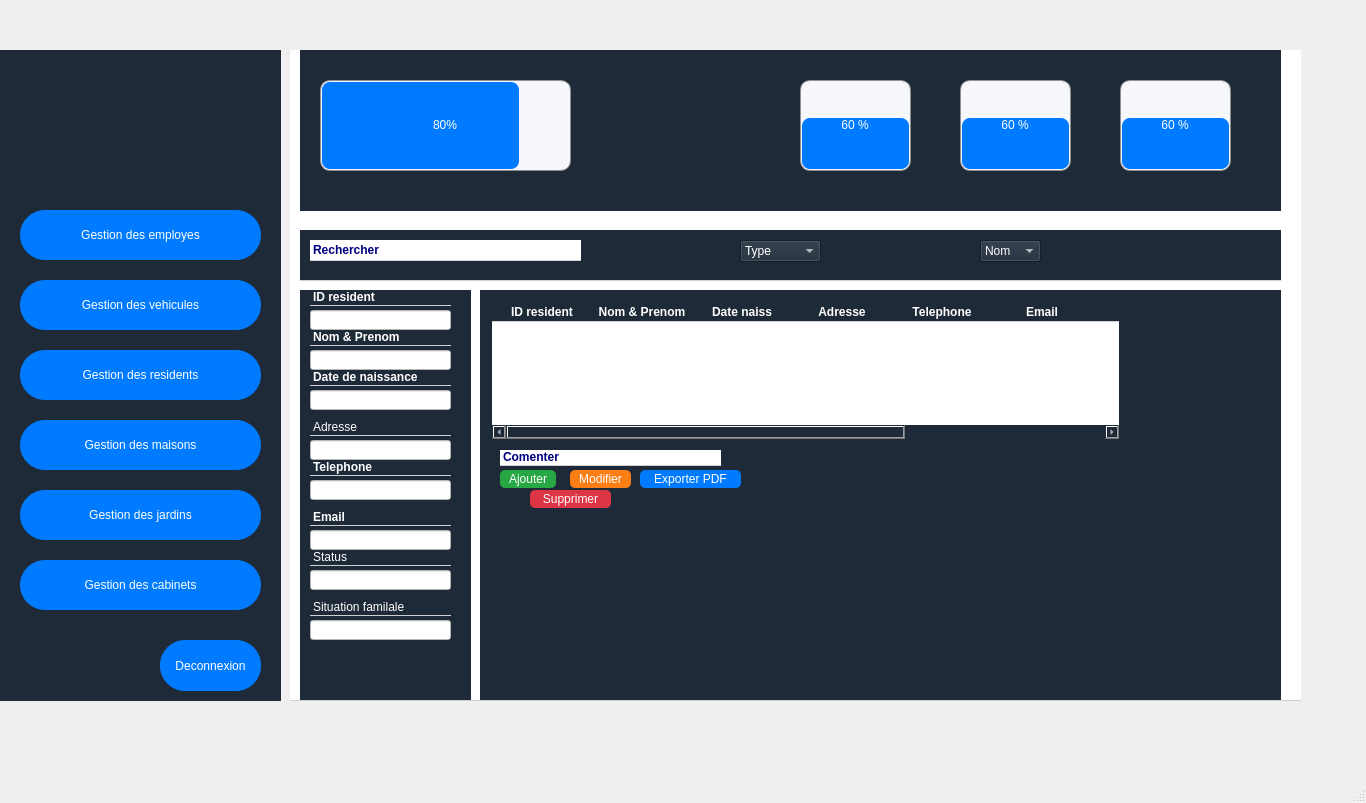
First picture: the form in mainwindow.ui, repository hamdidhiaeddine/SmartCity-, before the edit.
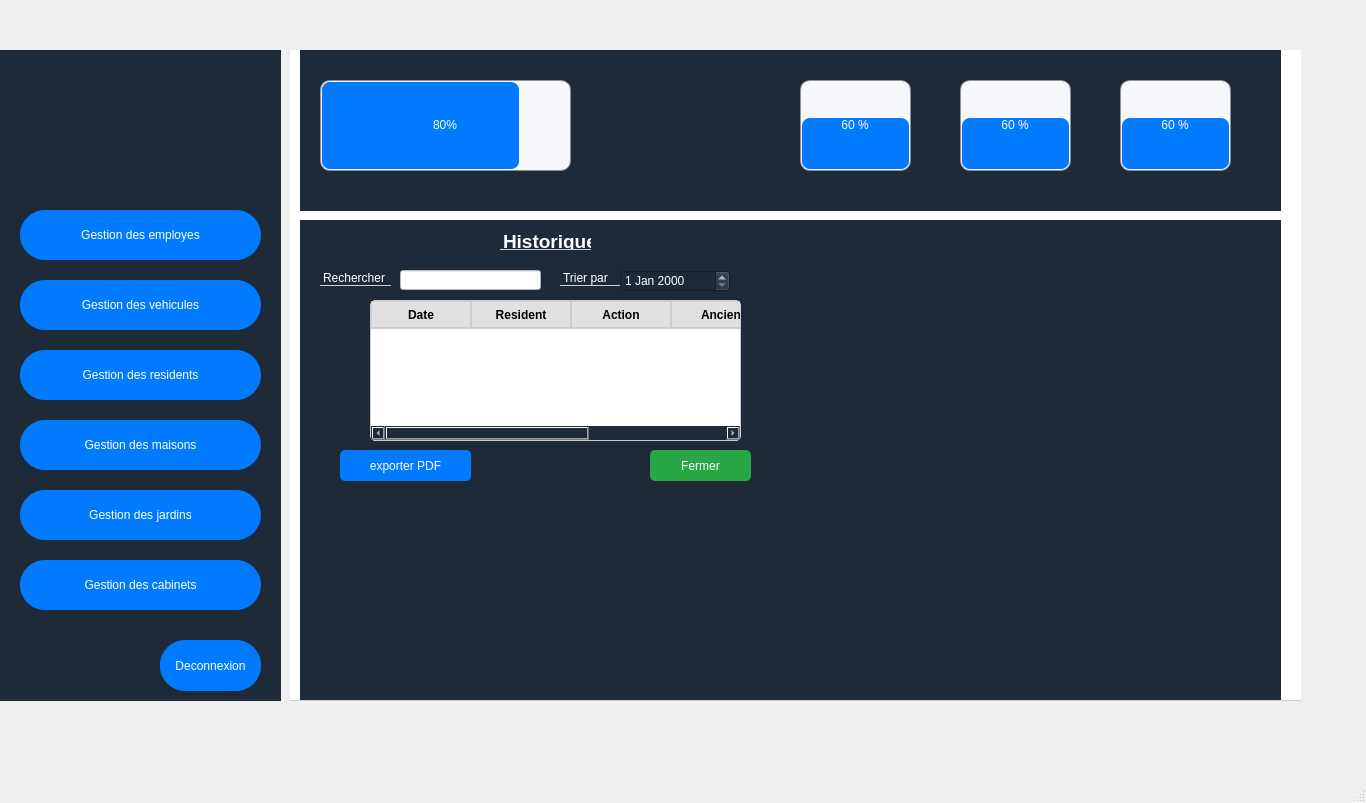
Second picture: the form after the edit. The open tabs and pages were chosen to show the change. Icons and pictures are not drawn.

What changed in the file:
```diff
--- a/mainwindow.ui
+++ b/mainwindow.ui
@@ -2607,7 +2607,7 @@
           <rect>
            <x>10</x>
            <y>10</y>
-           <width>631</width>
+           <width>601</width>
            <height>141</height>
           </rect>
          </property>
@@ -2757,7 +2757,7 @@
          </property>
          <item>
           <property name="text">
-           <string>Type</string>
+           <string>Status</string>
           </property>
          </item>
          <item>
@@ -2782,7 +2782,7 @@
          </property>
          <item>
           <property name="text">
-           <string>Nom</string>
+           <string>Age</string>
           </property>
          </item>
         </widget>
@@ -3060,6 +3060,211 @@
        <zorder>trirecherche_4</zorder>
        <zorder>liste_5</zorder>
       </widget>
+      <widget class="QWidget" name="page_4">
+       <widget class="QFrame" name="frame">
+        <property name="geometry">
+         <rect>
+          <x>10</x>
+          <y>10</y>
+          <width>981</width>
+          <height>481</height>
+         </rect>
+        </property>
+        <property name="styleSheet">
+         <string notr="true">background-color: #1e2a38;
+color: white;
+font: bold 11pt &quot;Arial&quot;;</string>
+        </property>
+        <property name="frameShape">
+         <enum>QFrame::Shape::StyledPanel</enum>
+        </property>
+        <property name="frameShadow">
+         <enum>QFrame::Shadow::Raised</enum>
+        </property>
+        <widget class="QLabel" name="label_21">
+         <property name="geometry">
+          <rect>
+           <x>200</x>
+           <y>10</y>
+           <width>91</width>
+           <height>20</height>
+          </rect>
+         </property>
+         <property name="text">
+          <string>&lt;html&gt;&lt;head/&gt;&lt;body&gt;&lt;p&gt;&lt;span style=&quot; font-size:14pt; font-weight:700; color:#ffffff;&quot;&gt;Historique&lt;/span&gt;&lt;/p&gt;&lt;/body&gt;&lt;/html&gt;</string>
+         </property>
+        </widget>
+        <widget class="QLabel" name="label_22">
+         <property name="geometry">
+          <rect>
+           <x>20</x>
+           <y>50</y>
+           <width>71</width>
+           <height>16</height>
+          </rect>
+         </property>
+         <property name="text">
+          <string>Rechercher</string>
+         </property>
+        </widget>
+        <widget class="QLineEdit" name="lineEdit">
+         <property name="geometry">
+          <rect>
+           <x>100</x>
+           <y>50</y>
+           <width>141</width>
+           <height>20</height>
+          </rect>
+         </property>
+         <property name="styleSheet">
+          <string notr="true">background-color: white;
+    gridline-color: #ccc;
+    font: 10pt &quot;Arial&quot;;
+</string>
+         </property>
+        </widget>
+        <widget class="QLabel" name="label_23">
+         <property name="geometry">
+          <rect>
+           <x>260</x>
+           <y>50</y>
+           <width>61</width>
+           <height>16</height>
+          </rect>
+         </property>
+         <property name="text">
+          <string>Trier par</string>
+         </property>
+        </widget>
+        <widget class="QDateEdit" name="dateEdit">
+         <property name="geometry">
+          <rect>
+           <x>320</x>
+           <y>50</y>
+           <width>110</width>
+           <height>22</height>
+          </rect>
+         </property>
+        </widget>
+        <widget class="QTableWidget" name="tableWidget">
+         <property name="geometry">
+          <rect>
+           <x>70</x>
+           <y>80</y>
+           <width>371</width>
+           <height>141</height>
+          </rect>
+         </property>
+         <property name="styleSheet">
+          <string notr="true">/* Style général du tableau */
+QTableWidget {
+    background-color: #ffffff;        /* fond blanc des cellules */
+    gridline-color: #cccccc;          /* couleur des bordures */
+    alternate-background-color: #f2f2f2; /* lignes alternées gris très clair */
+    font: 11pt &quot;Segoe UI&quot;;
+    color: #000000;
+}
+
+/* Header */
+QHeaderView::section {
+    background-color: #e0e0e0;  /* gris clair pour l'entête */
+    color: #000000;
+    font-weight: bold;
+    border: 1px solid #cccccc;
+    padding: 4px;
+}
+
+/* Ligne sélectionnée */
+QTableWidget::item:selected {
+    background-color: #a0c4ff; /* bleu clair */
+    color: black;
+}
+
+/* Colonnes spécifiques (exemple: Action) */
+QTableWidget::item {
+    padding: 5px;
+}
+
+/* Bordures du tableau */
+QTableWidget {
+    border: 1px solid #cccccc;
+    border-radius: 5px;
+}
+</string>
+         </property>
+         <column>
+          <property name="text">
+           <string>Date</string>
+          </property>
+         </column>
+         <column>
+          <property name="text">
+           <string>Resident</string>
+          </property>
+         </column>
+         <column>
+          <property name="text">
+           <string>Action</string>
+          </property>
+         </column>
+         <column>
+          <property name="text">
+           <string>Ancien</string>
+          </property>
+         </column>
+         <column>
+          <property name="text">
+           <string>Utlisateur</string>
+          </property>
+         </column>
+        </widget>
+        <widget class="QPushButton" name="pushButton">
+         <property name="geometry">
+          <rect>
+           <x>40</x>
+           <y>230</y>
+           <width>131</width>
+           <height>31</height>
+          </rect>
+         </property>
+         <property name="styleSheet">
+          <string notr="true">QPushButton {
+    background-color: #007bff;
+    color: white;
+    border-radius: 5px;
+}
+
+
+</string>
+         </property>
+         <property name="text">
+          <string>exporter PDF</string>
+         </property>
+        </widget>
+        <widget class="QPushButton" name="pushButton_2">
+         <property name="geometry">
+          <rect>
+           <x>350</x>
+           <y>230</y>
+           <width>101</width>
+           <height>31</height>
+          </rect>
+         </property>
+         <property name="styleSheet">
+          <string notr="true">QPushButton {
+    background-color: #28a745;
+    color: white;
+    border-radius: 5px;
+}
+
+</string>
+         </property>
+         <property name="text">
+          <string>Fermer</string>
+         </property>
+        </widget>
+       </widget>
+      </widget>
      </widget>
      <widget class="QProgressBar" name="pourcentage_10">
       <property name="geometry">
```
Left out of the diff: 4 changed lines with no effect on the pictures.
